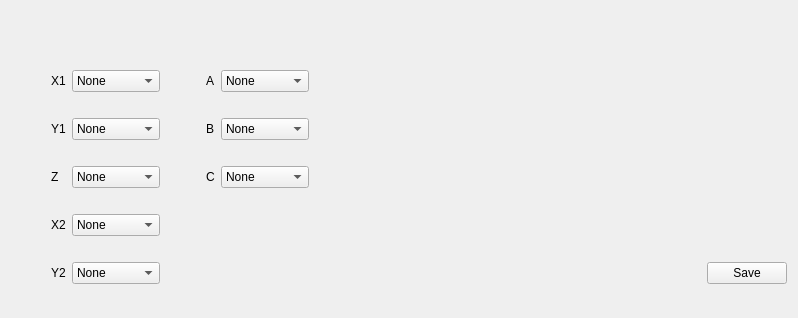
Before: the Qt Designer form hcsettings/icmachinestructpage.ui in GaussCheng/2-5AxisPunch, drawn with Qt 5.
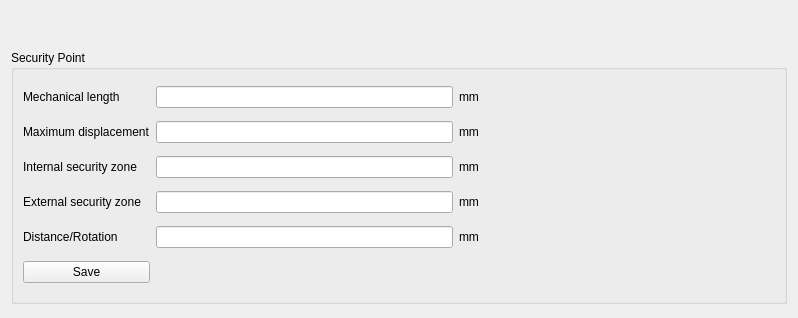
After: the same form once the commit is applied. Custom widgets are drawn as their Qt base class.

Patch:
```diff
--- a/hcsettings/icmachinestructpage.ui
+++ b/hcsettings/icmachinestructpage.ui
@@ -228,7 +228,7 @@
    <item>
     <widget class="QStackedWidget" name="content">
      <property name="currentIndex">
-      <number>1</number>
+      <number>0</number>
      </property>
      <widget class="QWidget" name="securityPage">
       <layout class="QVBoxLayout" name="verticalLayout_2">
@@ -351,276 +351,6 @@
        </item>
       </layout>
      </widget>
-     <widget class="QWidget" name="axisDefinePage">
-      <layout class="QGridLayout" name="gridLayout_2">
-       <item row="0" column="1">
-        <widget class="QLabel" name="label_5">
-         <property name="text">
-          <string>X1</string>
-         </property>
-        </widget>
-       </item>
-       <item row="0" column="4">
-        <widget class="QLabel" name="label_15">
-         <property name="text">
-          <string>A</string>
-         </property>
-        </widget>
-       </item>
-       <item row="10" column="1">
-        <widget class="QLabel" name="label_12">
-         <property name="text">
-          <string>Y2</string>
-         </property>
-        </widget>
-       </item>
-       <item row="10" column="2">
-        <widget class="QComboBox" name="y2Box">
-         <item>
-          <property name="text">
-           <string>None</string>
-          </property>
-         </item>
-         <item>
-          <property name="text">
-           <string>Pneumatic</string>
-          </property>
-         </item>
-         <item>
-          <property name="text">
-           <string>Servo</string>
-          </property>
-         </item>
-        </widget>
-       </item>
-       <item row="0" column="5">
-        <widget class="QComboBox" name="aBox">
-         <item>
-          <property name="text">
-           <string>None</string>
-          </property>
-         </item>
-         <item>
-          <property name="text">
-           <string>Pneumatic</string>
-          </property>
-         </item>
-         <item>
-          <property name="text">
-           <string>Servo</string>
-          </property>
-         </item>
-        </widget>
-       </item>
-       <item row="2" column="5">
-        <widget class="QComboBox" name="bBox">
-         <item>
-          <property name="text">
-           <string>None</string>
-          </property>
-         </item>
-         <item>
-          <property name="text">
-           <string>Pneumatic</string>
-          </property>
-         </item>
-         <item>
-          <property name="text">
-           <string>Servo</string>
-          </property>
-         </item>
-        </widget>
-       </item>
-       <item row="0" column="2">
-        <widget class="QComboBox" name="x1Box">
-         <item>
-          <property name="text">
-           <string>None</string>
-          </property>
-         </item>
-         <item>
-          <property name="text">
-           <string>Pneumatic</string>
-          </property>
-         </item>
-         <item>
-          <property name="text">
-           <string>Servo</string>
-          </property>
-         </item>
-        </widget>
-       </item>
-       <item row="2" column="1">
-        <widget class="QLabel" name="label_7">
-         <property name="text">
-          <string>Y1</string>
-         </property>
-        </widget>
-       </item>
-       <item row="2" column="2">
-        <widget class="QComboBox" name="y1Box">
-         <item>
-          <property name="text">
-           <string>None</string>
-          </property>
-         </item>
-         <item>
-          <property name="text">
-           <string>Pneumatic</string>
-          </property>
-         </item>
-         <item>
-          <property name="text">
-           <string>Servo</string>
-          </property>
-         </item>
-        </widget>
-       </item>
-       <item row="2" column="4">
-        <widget class="QLabel" name="label_16">
-         <property name="text">
-          <string>B</string>
-         </property>
-        </widget>
-       </item>
-       <item row="3" column="2">
-        <widget class="QComboBox" name="zBox">
-         <item>
-          <property name="text">
-           <string>None</string>
-          </property>
-         </item>
-         <item>
-          <property name="text">
-           <string>Pneumatic</string>
-          </property>
-         </item>
-         <item>
-          <property name="text">
-           <string>Servo</string>
-          </property>
-         </item>
-        </widget>
-       </item>
-       <item row="3" column="1">
-        <widget class="QLabel" name="label_13">
-         <property name="text">
-          <string>Z</string>
-         </property>
-        </widget>
-       </item>
-       <item row="6" column="2">
-        <widget class="QComboBox" name="x2Box">
-         <item>
-          <property name="text">
-           <string>None</string>
-          </property>
-         </item>
-         <item>
-          <property name="text">
-           <string>Pneumatic</string>
-          </property>
-         </item>
-         <item>
-          <property name="text">
-           <string>Servo</string>
-          </property>
-         </item>
-        </widget>
-       </item>
-       <item row="6" column="1">
-        <widget class="QLabel" name="label_6">
-         <property name="text">
-          <string>X2</string>
-         </property>
-        </widget>
-       </item>
-       <item row="3" column="4">
-        <widget class="QLabel" name="label_14">
-         <property name="text">
-          <string>C</string>
-         </property>
-        </widget>
-       </item>
-       <item row="3" column="5">
-        <widget class="QComboBox" name="cBox">
-         <item>
-          <property name="text">
-           <string>None</string>
-          </property>
-         </item>
-         <item>
-          <property name="text">
-           <string>Pneumatic</string>
-          </property>
-         </item>
-         <item>
-          <property name="text">
-           <string>Servo</string>
-          </property>
-         </item>
-        </widget>
-       </item>
-       <item row="0" column="6">
-        <spacer name="horizontalSpacer_3">
-         <property name="orientation">
-          <enum>Qt::Horizontal</enum>
-         </property>
-         <property name="sizeHint" stdset="0">
-          <size>
-           <width>40</width>
-           <height>20</height>
-          </size>
-         </property>
-        </spacer>
-       </item>
-       <item row="0" column="3">
-        <spacer name="horizontalSpacer_4">
-         <property name="orientation">
-          <enum>Qt::Horizontal</enum>
-         </property>
-         <property name="sizeType">
-          <enum>QSizePolicy::Fixed</enum>
-         </property>
-         <property name="sizeHint" stdset="0">
-          <size>
-           <width>40</width>
-           <height>20</height>
-          </size>
-         </property>
-        </spacer>
-       </item>
-       <item row="0" column="0">
-        <spacer name="horizontalSpacer_5">
-         <property name="orientation">
-          <enum>Qt::Horizontal</enum>
-         </property>
-         <property name="sizeType">
-          <enum>QSizePolicy::Fixed</enum>
-         </property>
-         <property name="sizeHint" stdset="0">
-          <size>
-           <width>40</width>
-           <height>20</height>
-          </size>
-         </property>
-        </spacer>
-       </item>
-       <item row="10" column="7">
-        <widget class="QPushButton" name="saveButton">
-         <property name="sizePolicy">
-          <sizepolicy hsizetype="Fixed" vsizetype="Preferred">
-           <horstretch>0</horstretch>
-           <verstretch>0</verstretch>
-          </sizepolicy>
-         </property>
-         <property name="text">
-          <string>Save</string>
-         </property>
-        </widget>
-       </item>
-      </layout>
-     </widget>
     </widget>
    </item>
   </layout>
```
Left out of the diff: 16 changed lines with no effect on the pictures.
